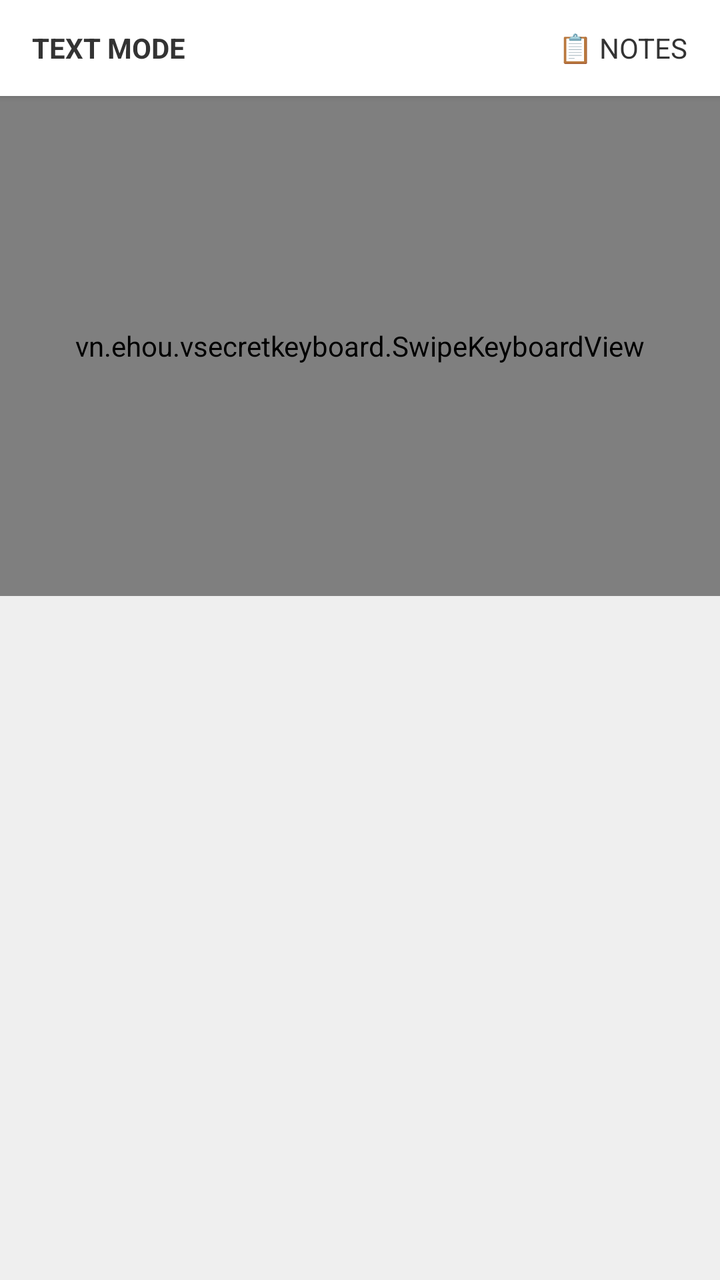
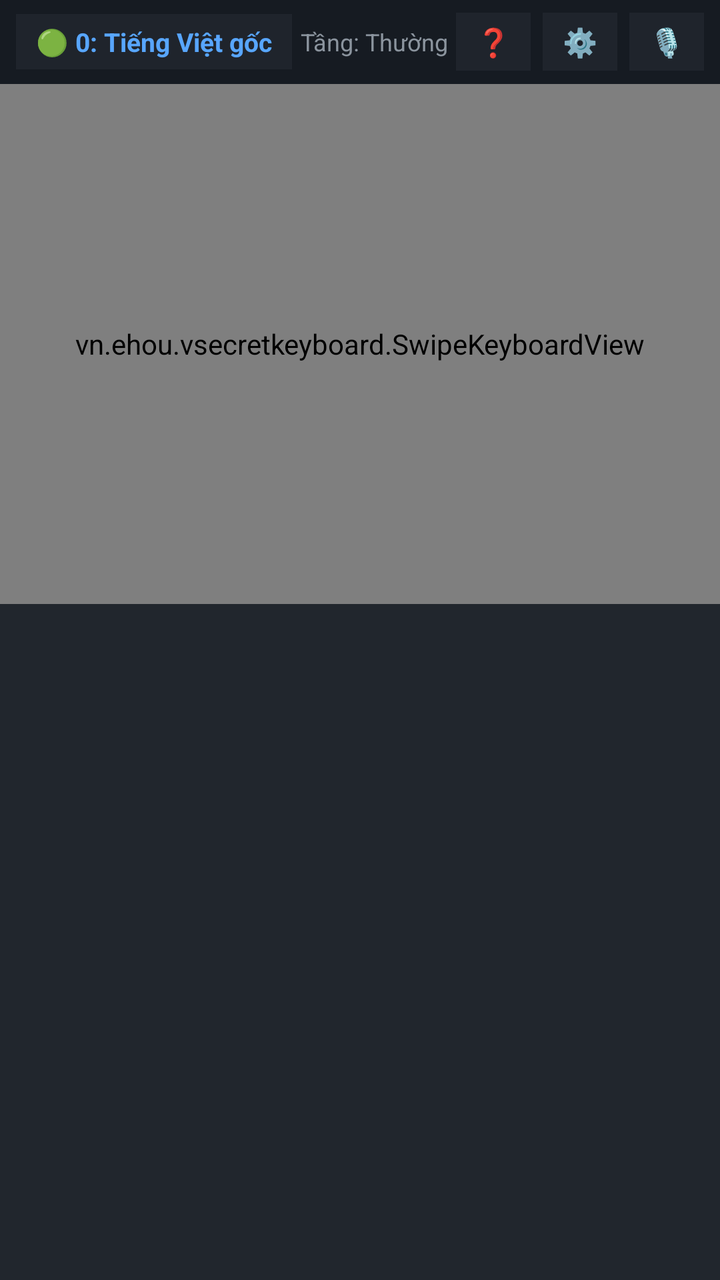

Before-and-after screenshots of an Android layout around one commit, followed by the original layout XML and the change that was made.
<!-- AndroidManifest.xml: application theme Theme.VSecretKeyboard -->
<!-- res/layout/keyboard_layout.xml -->
<?xml version="1.0" encoding="utf-8"?>
<LinearLayout xmlns:android="http://schemas.android.com/apk/res/android"
    android:layout_width="match_parent"
    android:layout_height="wrap_content"
    android:orientation="vertical"
    android:background="#EFEFEF">

    
    <LinearLayout
        android:id="@+id/toolbar"
        android:layout_width="match_parent"
        android:layout_height="48dp"
        android:orientation="horizontal"
        android:gravity="center_vertical"
        android:background="#FFFFFF"
        android:paddingHorizontal="8dp"
        android:elevation="2dp">

        <TextView
            android:id="@+id/btn_mode"
            android:layout_width="wrap_content"
            android:layout_height="wrap_content"
            android:text="TEXT MODE"
            android:textSize="14sp"
            android:textStyle="bold"
            android:textColor="#333333"
            android:padding="8dp"
            android:background="?android:attr/selectableItemBackground"
            android:clickable="true"
            android:focusable="true"/>

        <View
            android:layout_width="0dp"
            android:layout_height="0dp"
            android:layout_weight="1"/>

        <TextView
            android:id="@+id/btn_notes"
            android:layout_width="wrap_content"
            android:layout_height="wrap_content"
            android:text="📋 NOTES"
            android:textSize="14sp"
            android:textColor="#333333"
            android:padding="8dp"
            android:background="?android:attr/selectableItemBackground"
            android:clickable="true"
            android:focusable="true"/>
    </LinearLayout>

    <FrameLayout
        android:layout_width="match_parent"
        android:layout_height="250dp">

        
        <vn.ehou.vsecretkeyboard.SwipeKeyboardView
            android:id="@+id/swipe_keyboard_view"
            android:layout_width="match_parent"
            android:layout_height="match_parent"
            android:background="#EFEFEF" />

        
        <LinearLayout
            android:id="@+id/notes_drawer"
            android:layout_width="match_parent"
            android:layout_height="match_parent"
            android:orientation="vertical"
            android:background="#FFFFFF"
            android:visibility="gone"
            android:elevation="4dp">

            <TextView
                android:layout_width="match_parent"
                android:layout_height="wrap_content"
                android:text="Ghi chú (Notes)"
                android:textSize="16sp"
                android:textStyle="bold"
                android:textColor="#000000"
                android:padding="12dp"
                android:background="#EEEEEE"/>
            
            <androidx.recyclerview.widget.RecyclerView
                android:id="@+id/rv_notes"
                android:layout_width="match_parent"
                android:layout_height="match_parent"/>
        </LinearLayout>

    </FrameLayout>
</LinearLayout>
<!-- resources referenced by this layout -->
<resources>
  <style name="Theme.VSecretKeyboard" parent="Theme.MaterialComponents.DayNight.NoActionBar">
          
          <item name="colorPrimary">#0f0</item>
          <item name="colorPrimaryVariant">#0a0</item>
          <item name="colorOnPrimary">#000000</item>
          
          <item name="colorSecondary">#55ff55</item>
          <item name="colorSecondaryVariant">#00ff00</item>
          <item name="colorOnSecondary">#000000</item>
          
          <item name="android:statusBarColor">?attr/colorPrimaryVariant</item>
      </style>
</resources>

<!-- the commit's change to res/layout/keyboard_layout.xml (unified diff, before → after) -->
@@ -3,85 +3,262 @@
     android:layout_width="match_parent"
     android:layout_height="wrap_content"
     android:orientation="vertical"
-    android:background="#EFEFEF">
+    android:background="#21262D">
 
     
     <LinearLayout
         android:id="@+id/toolbar"
         android:layout_width="match_parent"
-        android:layout_height="48dp"
+        android:layout_height="42dp"
         android:orientation="horizontal"
         android:gravity="center_vertical"
-        android:background="#FFFFFF"
-        android:paddingHorizontal="8dp"
-        android:elevation="2dp">
+        android:background="#161B22"
+        android:paddingHorizontal="8dp">
 
         <TextView
             android:id="@+id/btn_mode"
             android:layout_width="wrap_content"
             android:layout_height="wrap_content"
-            android:text="TEXT MODE"
+            android:text="🟢 0: Tiếng Việt gốc"
+            android:textSize="13sp"
+            android:textStyle="bold"
+            android:textColor="#58A6FF"
+            android:background="#1F242C"
+            android:paddingHorizontal="10dp"
+            android:paddingVertical="5dp"
+            android:clickable="true"
+            android:focusable="true"/>
+
+        <TextView
+            android:id="@+id/tv_layer_status"
+            android:layout_width="0dp"
+            android:layout_height="wrap_content"
+            android:layout_weight="1"
+            android:gravity="center"
+            android:text="Tầng: Thường"
+            android:textSize="12sp"
+            android:textColor="#8B949E"/>
+
+        <TextView
+            android:id="@+id/btn_help"
+            android:layout_width="wrap_content"
+            android:layout_height="wrap_content"
+            android:text="❓"
             android:textSize="14sp"
             android:textStyle="bold"
-            android:textColor="#333333"
-            android:padding="8dp"
-            android:background="?android:attr/selectableItemBackground"
-            android:clickable="true"
-            android:focusable="true"/>
-
-        <View
-            android:layout_width="0dp"
-            android:layout_height="0dp"
-            android:layout_weight="1"/>
-
-        <TextView
-            android:id="@+id/btn_notes"
-            android:layout_width="wrap_content"
-            android:layout_height="wrap_content"
-            android:text="📋 NOTES"
+            android:textColor="#3FB950"
+            android:background="#1F242C"
+            android:paddingHorizontal="10dp"
+            android:paddingVertical="5dp"
+            android:clickable="true"
+            android:focusable="true"/>
+
+        <TextView
+            android:id="@+id/btn_settings"
+            android:layout_width="wrap_content"
+            android:layout_height="wrap_content"
+            android:text="⚙️"
             android:textSize="14sp"
-            android:textColor="#333333"
-            android:padding="8dp"
-            android:background="?android:attr/selectableItemBackground"
+            android:textStyle="bold"
+            android:textColor="#C9D1D9"
+            android:background="#1F242C"
+            android:paddingHorizontal="10dp"
+            android:paddingVertical="5dp"
+            android:layout_marginStart="6dp"
+            android:clickable="true"
+            android:focusable="true"/>
+
+        <TextView
+            android:id="@+id/btn_mic"
+            android:layout_width="wrap_content"
+            android:layout_height="wrap_content"
+            android:text="🎙️"
+            android:textSize="14sp"
+            android:textStyle="bold"
+            android:textColor="#58A6FF"
+            android:background="#1F242C"
+            android:paddingHorizontal="10dp"
+            android:paddingVertical="5dp"
+            android:layout_marginStart="6dp"
             android:clickable="true"
             android:focusable="true"/>
     </LinearLayout>
 
     <FrameLayout
         android:layout_width="match_parent"
-        android:layout_height="250dp">
+        android:layout_height="260dp">
 
         
         <vn.ehou.vsecretkeyboard.SwipeKeyboardView
             android:id="@+id/swipe_keyboard_view"
             android:layout_width="match_parent"
             android:layout_height="match_parent"
-            android:background="#EFEFEF" />
+            android:background="#1C2128" />
 
         
         <LinearLayout
-            android:id="@+id/notes_drawer"
+            android:id="@+id/help_drawer"
             android:layout_width="match_parent"
             android:layout_height="match_parent"
             android:orientation="vertical"
-            android:background="#FFFFFF"
+            android:background="#0D1117"
             android:visibility="gone"
-            android:elevation="4dp">
-
-            <TextView
+            android:elevation="6dp">
+
+            <LinearLayout
                 android:layout_width="match_parent"
-                android:layout_height="wrap_content"
-                android:text="Ghi chú (Notes)"
-                android:textSize="16sp"
-                android:textStyle="bold"
-                android:textColor="#000000"
-                android:padding="12dp"
-                android:background="#EEEEEE"/>
-            
-            <androidx.recyclerview.widget.RecyclerView
-                android:id="@+id/rv_notes"
+                android:layout_height="36dp"
+                android:orientation="horizontal"
+                android:gravity="center_vertical"
+                android:background="#161B22"
+                android:paddingHorizontal="10dp">
+
+                <TextView
+                    android:layout_width="0dp"
+                    android:layout_height="wrap_content"
+                    android:layout_weight="1"
+                    android:text="@string/help_drawer_title"
+                    android:textSize="13sp"
+                    android:textStyle="bold"
+                    android:textColor="#58A6FF"/>
+
+                <TextView
+                    android:id="@+id/btn_close_help"
+                    android:layout_width="wrap_content"
+                    android:layout_height="wrap_content"
+                    android:text="✕ Đóng"
+                    android:textSize="13sp"
+                    android:textStyle="bold"
+                    android:textColor="#F85149"
+                    android:padding="6dp"
+                    android:clickable="true"
+                    android:focusable="true"/>
+            </LinearLayout>
+
+            <ScrollView
                 android:layout_width="match_parent"
-                android:layout_height="match_parent"/>
+                android:layout_height="match_parent"
+                android:padding="8dp">
+
+                <LinearLayout
+                    android:layout_width="match_parent"
+                    android:layout_height="wrap_content"
+                    android:orientation="vertical">
+
+                    
+                    <TextView
+                        android:layout_width="match_parent"
+                        android:layout_height="wrap_content"
+                        android:text="🧭 QUỆT 6 HƯỚNG &amp; LA BÀN NỔI (0ms):"
+                        android:textSize="12sp"
+                        android:textStyle="bold"
+                        android:textColor="#58A6FF"
+                        android:layout_marginBottom="4dp"/>
+
+                    <TextView
+                        android:layout_width="match_parent"
+                        android:layout_height="wrap_content"
+                        android:text="⬆️ Sắc  •  ⬅️ Huyền  •  ➡️ Hỏi\n↙️ Ngã  •  ⬇️ Nặng  •  ↘️ Gốc TV (ă, â, đ, ê, ô, ơ, ư, uâ, iê...)\n💡 Khi vuốt, La bàn HUD sẽ nổi ngay phía trên ngón tay hiển thị 6 góc và ký tự thực tế!"
+                        android:textSize="11sp"
+                        android:lineSpacingExtra="2dp"
+                        android:textColor="#E6EDF3"
+                        android:layout_marginBottom="8dp"/>
+
+                    
+                    <TextView
+                        android:layout_width="match_parent"
+                        android:layout_height="wrap_content"
+                        android:text="⚡ 2 SIÊU PHÍM PHỤ ÂM KÉP (D &amp; Z):"
+                        android:textSize="12sp"
+                        android:textStyle="bold"
+                        android:textColor="#3FB950"
+                        android:layout_marginBottom="4dp"/>
+
+                    <TextView
+                        android:layout_width="match_parent"
+                        android:layout_height="wrap_content"
+                        android:text="[d] Tap: d  •  Vuốt: ⬆️ tr, ⬅️ nh, ➡️ kh, ↙️ gh, ⬇️ th, ↘️ đ\n[z] Tap: z  •  Vuốt: ⬆️ qu, ⬅️ ph, ➡️ gi, ↙️ ch, ⬇️ ng, ↘️ ngh\n💡 Chạm giữ [d] hoặc [z] để Nở hoa 5 phụ âm xung quanh!"
+                        android:textSize="11sp"
+                        android:lineSpacingExtra="2dp"
+                        android:textColor="#E6EDF3"
+                        android:layout_marginBottom="8dp"/>
+
+                    
+                    <TextView
+                        android:layout_width="match_parent"
+                        android:layout_height="wrap_content"
+                        android:text="🔒 BẤM ĐÚP 3 PHÍM GÓC ĐỂ GHIM CỐ ĐỊNH:"
+                        android:textSize="12sp"
+                        android:textStyle="bold"
+                        android:textColor="#D29922"
+                        android:layout_marginBottom="4dp"/>
+
+                    <TextView
+                        android:layout_width="match_parent"
+                        android:layout_height="wrap_content"
+                        android:text="[⇧ Shift] x2 = Caps Lock (⇪ HOA liên tục)\n[❖ Mode] x2 = Ghim chặt tầng Mode (❖ 🔒)\n[ớ] x2 = Ghim gõ tầng [ớ] (ớ 🔒 liên tục nhiều từ)"
+                        android:textSize="11sp"
+                        android:lineSpacingExtra="2dp"
+                        android:textColor="#E6EDF3"
+                        android:layout_marginBottom="8dp"/>
+
+                    
+                    <TextView
+                        android:layout_width="match_parent"
+                        android:layout_height="wrap_content"
+                        android:text="👈 CỬ CHỈ TRƯỢT SPACE &amp; BACKSPACE:"
+                        android:textSize="12sp"
+                        android:textStyle="bold"
+                        android:textColor="#F0883E"
+                        android:layout_marginBottom="4dp"/>
+
+                    <TextView
+                        android:layout_width="match_parent"
+                        android:layout_height="wrap_content"
+                        android:text="[Space]: Trượt trái/phải để di chuyển con trỏ mượt mà.\n[⌫]: Kéo sang trái: đến m = xóa 1 từ, n = xóa 2 từ, b = xóa 3 từ... Rung phản hồi mỗi từ!"
+                        android:textSize="11sp"
+                        android:lineSpacingExtra="2dp"
+                        android:textColor="#E6EDF3"
+                        android:layout_marginBottom="8dp"/>
+
+                    
+                    <TextView
+                        android:layout_width="match_parent"
+                        android:layout_height="wrap_content"
+                        android:text="❖ 15 MODE CƠ SỐ 16 (0..e):"
+                        android:textSize="12sp"
+                        android:textStyle="bold"
+                        android:textColor="#BC8CFF"
+                        android:layout_marginBottom="4dp"/>
+
+                    <TextView
+                        android:layout_width="match_parent"
+                        android:layout_height="wrap_content"
+                        android:text="[0] 🟢 Gốc  •  [1] 🟣 Base60  •  [2] 🔤 Base60 liền\n[3] 🟡 Giờ 4 số  •  [4] ✨ Kỳ quan  •  [5] 🔠 Cyber Font\n[6] 🖊️ ViScript  •  [7] 🔶 Unicode Zero  •  [8] ⏱️ Giờ 6 số\n[9] 🔢 Giờ 5 số  •  [a] ⚡ CVNSS  •  [b] ✝️ Giả Việt\n[c] 🐫 camelCase  •  [d] 📝 Không dấu  •  [e] 🌟 Giả Việt ngắn"
+                        android:textSize="11sp"
+                        android:lineSpacingExtra="2dp"
+                        android:textColor="#E6EDF3"
+                        android:layout_marginBottom="8dp"/>
+
+                    
+                    <TextView
+                        android:layout_width="match_parent"
+                        android:layout_height="wrap_content"
+                        android:text="✂️ BIÊN TẬP &amp; BÔI ĐEN (BẬT MODE):"
+                        android:textSize="12sp"
+                        android:textStyle="bold"
+                        android:textColor="#58A6FF"
+                        android:layout_marginBottom="4dp"/>
+
+                    <TextView
+                        android:layout_width="match_parent"
+                        android:layout_height="wrap_content"
+                        android:text="[,] |🔤 Đầu câu  •  [s] 🔤. Cuối câu\n[x] ⏮| Đầu bài  •  [v] |⏭ Cuối bài  •  [p] ¶ Cả đoạn\n[Space] 📑 Chọn hết  •  [.] 📋 Dán  •  [h] 🔠 Hoa/thường\n[z] ↶ Undo  •  [r] ↷ Redo  •  [n] 🧹 Xóa hết\n[w] &quot;&quot;  •  [t] ()  •  [y] []  •  [q] {} Bọc ngoặc\n[i, j, k, l] ▲◀▼▶ Con trỏ  •  [u, o] ⇤ Đầu dòng ⇥ Cuối dòng"
+                        android:textSize="11sp"
+                        android:lineSpacingExtra="2dp"
+                        android:textColor="#E6EDF3"/>
+                </LinearLayout>
+            </ScrollView>
         </LinearLayout>
 
     </FrameLayout>
<!-- resource entries referenced after the edit -->
@@ -1,5 +1,6 @@
 <!-- resources referenced by this layout -->
 <resources>
+  <string name="help_drawer_title">\? Tra cứu 15 Mode &amp; Phím tắt Cơ số 16</string>
   <style name="Theme.VSecretKeyboard" parent="Theme.MaterialComponents.DayNight.NoActionBar">
           
           <item name="colorPrimary">#0f0</item>
